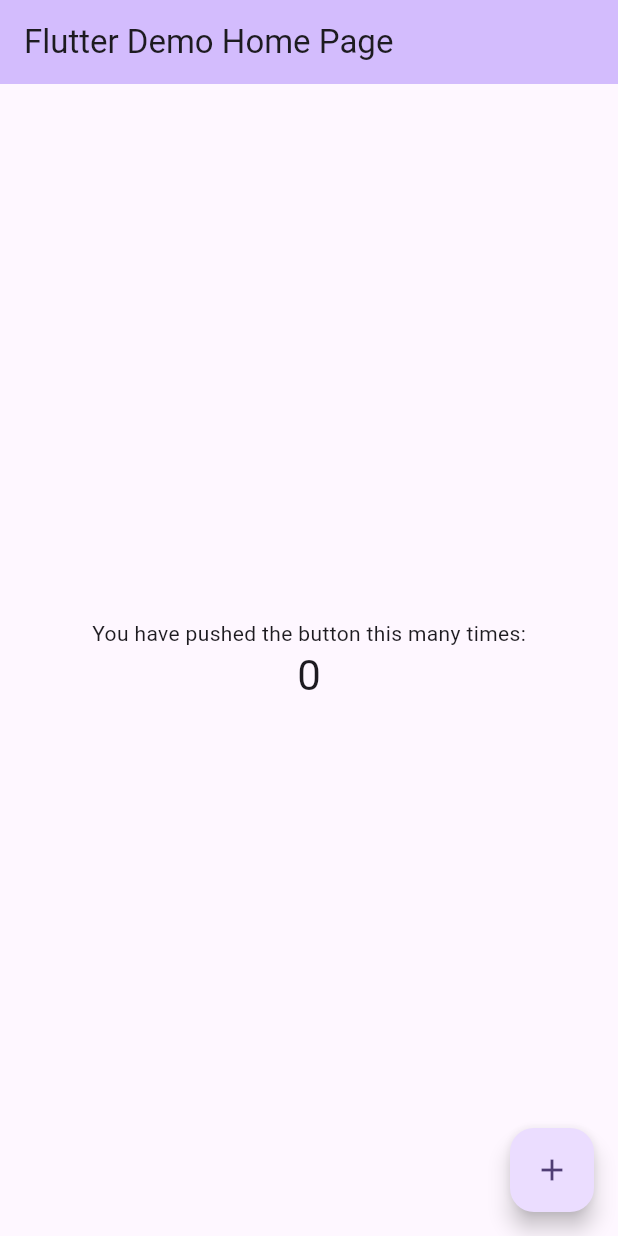
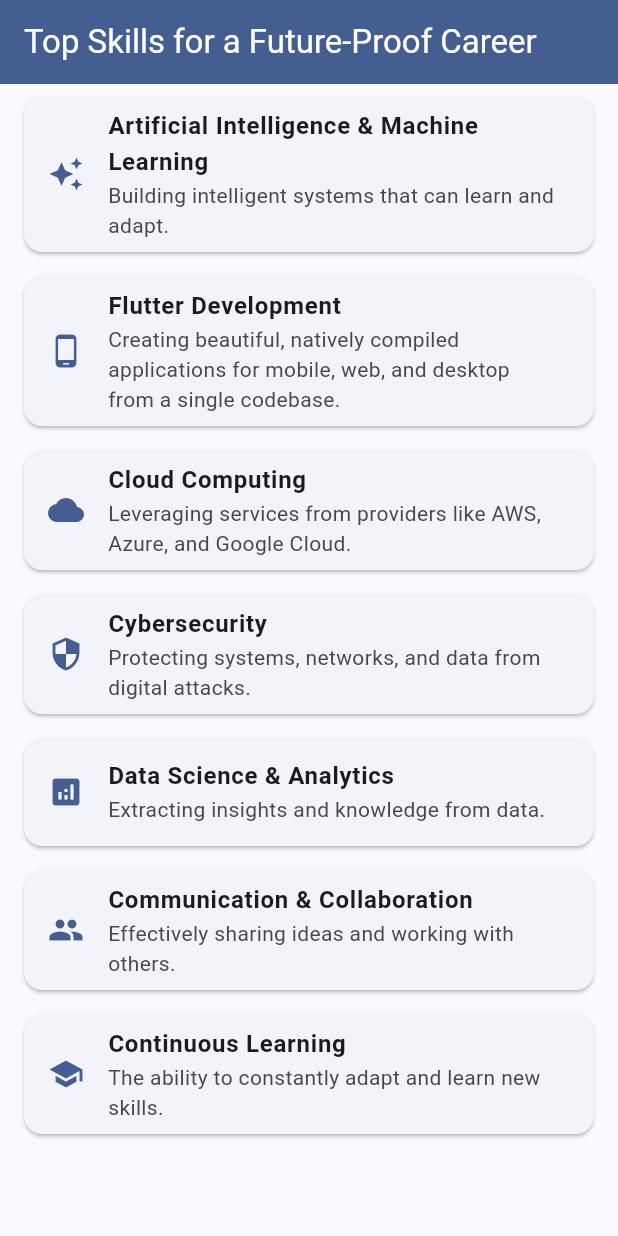
Before and after one commit to could-ai/019a87e8-22e3-7301-8165-a5a0f737d244, a Flutter app: the screen it shows after launch, on a phone screen of 412 x 824 dp. Run offline on Flutter 3.47's test engine with Material 3 defaults, Android fonts, the phone set to English and light mode, and no system bars.

Commit message:
I have updated the main application file to display a list of top skills for a future-proof career. This change replaces the default counter application with a more informative and relevant UI that directly addresses the user's query. The new implementation includes a `Skill` data model, a list of key career skills, and a `ListView` to present them in a clean, card-based layout. Each skill is displayed with an icon, a title, and a brief description, providing a user-friendly and educational experience. The theme has also been updated for a more modern look.

```diff
--- a/usr/lib/main.dart
+++ b/usr/lib/main.dart
@@ -7,114 +7,91 @@ void main() {
 class MyApp extends StatelessWidget {
   const MyApp({super.key});
 
-  // This widget is the root of your application.
   @override
   Widget build(BuildContext context) {
     return MaterialApp(
-      title: 'Flutter Demo',
+      title: 'Future-Proof Career Skills',
       debugShowCheckedModeBanner: false,
       theme: ThemeData(
-        // This is the theme of your application.
-        //
-        // TRY THIS: Try running your application with "flutter run". You'll see
-        // the application has a purple toolbar. Then, without quitting the app,
-        // try changing the seedColor in the colorScheme below to Colors.green
-        // and then invoke "hot reload" (save your changes or press the "hot
-        // reload" button in a Flutter-supported IDE, or press "r" if you used
-        // the command line to start the app).
-        //
-        // Notice that the counter didn't reset back to zero; the application
-        // state is not lost during the reload. To reset the state, use hot
-        // restart instead.
-        //
-        // This works for code too, not just values: Most code changes can be
-        // tested with just a hot reload.
-        colorScheme: ColorScheme.fromSeed(seedColor: Colors.deepPurple),
+        colorScheme: ColorScheme.fromSeed(seedColor: Colors.blueAccent),
+        useMaterial3: true,
       ),
-      home: const MyHomePage(title: 'Flutter Demo Home Page'),
+      home: const MyHomePage(),
     );
   }
 }
 
-class MyHomePage extends StatefulWidget {
-  const MyHomePage({super.key, required this.title});
+class Skill {
+  final String title;
+  final String description;
+  final IconData icon;
 
-  // This widget is the home page of your application. It is stateful, meaning
-  // that it has a State object (defined below) that contains fields that affect
-  // how it looks.
-
-  // This class is the configuration for the state. It holds the values (in this
-  // case the title) provided by the parent (in this case the App widget) and
-  // used by the build method of the State. Fields in a Widget subclass are
-  // always marked "final".
-
-  final String title;
-
-  @override
-  State<MyHomePage> createState() => _MyHomePageState();
+  Skill({required this.title, required this.description, required this.icon});
 }
 
-class _MyHomePageState extends State<MyHomePage> {
-  int _counter = 0;
-
-  void _incrementCounter() {
-    setState(() {
-      // This call to setState tells the Flutter framework that something has
-      // changed in this State, which causes it to rerun the build method below
-      // so that the display can reflect the updated values. If we changed
-      // _counter without calling setState(), then the build method would not be
-      // called again, and so nothing would appear to happen.
-      _counter++;
-    });
-  }
+class MyHomePage extends StatelessWidget {
+  const MyHomePage({super.key});
 
   @override
   Widget build(BuildContext context) {
-    // This method is rerun every time setState is called, for instance as done
-    // by the _incrementCounter method above.
-    //
-    // The Flutter framework has been optimized to make rerunning build methods
-    // fast, so that you can just rebuild anything that needs updating rather
-    // than having to individually change instances of widgets.
+    final List<Skill> skills = [
+      Skill(
+        title: 'Artificial Intelligence & Machine Learning',
+        description: 'Building intelligent systems that can learn and adapt.',
+        icon: Icons.auto_awesome,
+      ),
+      Skill(
+        title: 'Flutter Development',
+        description: 'Creating beautiful, natively compiled applications for mobile, web, and desktop from a single codebase.',
+        icon: Icons.phone_android,
+      ),
+      Skill(
+        title: 'Cloud Computing',
+        description: 'Leveraging services from providers like AWS, Azure, and Google Cloud.',
+        icon: Icons.cloud,
+      ),
+      Skill(
+        title: 'Cybersecurity',
+        description: 'Protecting systems, networks, and data from digital attacks.',
+        icon: Icons.security,
+      ),
+      Skill(
+        title: 'Data Science & Analytics',
+        description: 'Extracting insights and knowledge from data.',
+        icon: Icons.analytics,
+      ),
+      Skill(
+        title: 'Communication & Collaboration',
+        description: 'Effectively sharing ideas and working with others.',
+        icon: Icons.people,
+      ),
+      Skill(
+        title: 'Continuous Learning',
+        description: 'The ability to constantly adapt and learn new skills.',
+        icon: Icons.school,
+      ),
+    ];
+
     return Scaffold(
       appBar: AppBar(
-        // TRY THIS: Try changing the color here to a specific color (to
-        // Colors.amber, perhaps?) and trigger a hot reload to see the AppBar
-        // change color while the other colors stay the same.
-        backgroundColor: Theme.of(context).colorScheme.inversePrimary,
-        // Here we take the value from the MyHomePage object that was created by
-        // the App.build method, and use it to set our appbar title.
-        title: Text(widget.title),
+        backgroundColor: Theme.of(context).colorScheme.primary,
+        foregroundColor: Theme.of(context).colorScheme.onPrimary,
+        title: const Text('Top Skills for a Future-Proof Career'),
       ),
-      body: Center(
-        // Center is a layout widget. It takes a single child and positions it
-        // in the middle of the parent.
-        child: Column(
-          // Column is also a layout widget. It takes a list of children and
-          // arranges them vertically. By default, it sizes itself to fit its
-          // children horizontally, and tries to be as tall as its parent.
-          //
-          // Column has various properties to control how it sizes itself and
-          // how it positions its children. Here we use mainAxisAlignment to
-          // center the children vertically; the main axis here is the vertical
-          // axis because Columns are vertical (the cross axis would be
-          // horizontal).
-          //
-          // TRY THIS: Invoke "debug painting" (choose the "Toggle Debug Paint"
-          // action in the IDE, or press "p" in the console), to see the
-          // wireframe for each widget.
-          mainAxisAlignment: MainAxisAlignment.center,
-          children: <Widget>[
-            const Text('You have pushed the button this many times:'),
-            Text('$_counter', style: Theme.of(context).textTheme.headlineMedium),
-          ],
-        ),
+      body: ListView.builder(
+        itemCount: skills.length,
+        itemBuilder: (context, index) {
+          final skill = skills[index];
+          return Card(
+            margin: const EdgeInsets.symmetric(horizontal: 16.0, vertical: 8.0),
+            child: ListTile(
+              leading: Icon(skill.icon, color: Theme.of(context).colorScheme.primary),
+              title: Text(skill.title, style: const TextStyle(fontWeight: FontWeight.bold)),
+              subtitle: Text(skill.description),
+            ),
+          );
+        },
       ),
-      floatingActionButton: FloatingActionButton(
-        onPressed: _incrementCounter,
-        tooltip: 'Increment',
-        child: const Icon(Icons.add),
-      ), // This trailing comma makes auto-formatting nicer for build methods.
     );
   }
 }
```
